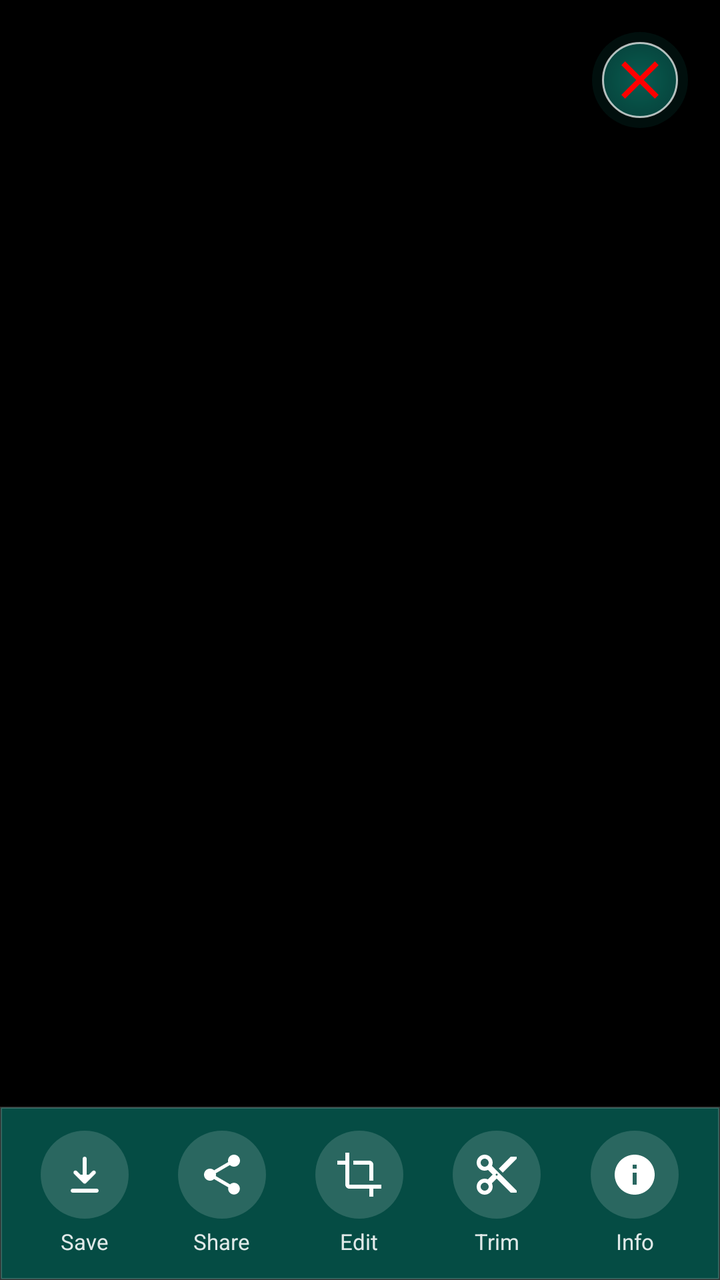
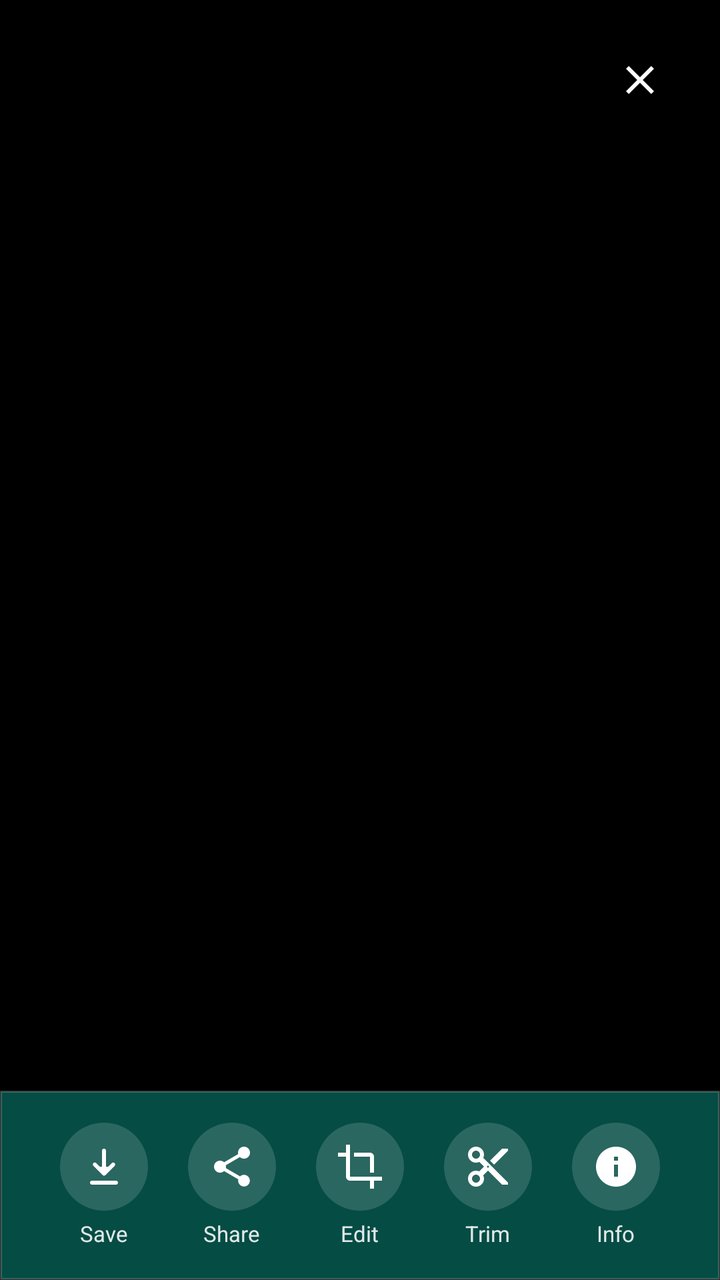

Two renders of the same Android screen: before a commit and after it. Below are the layout's source before the change and the commit's diff.
<!-- AndroidManifest.xml: application theme Theme.WhatsDownloadPlus -->
<!-- res/layout/image_video_preview_activity.xml -->
<?xml version="1.0" encoding="utf-8"?>
<androidx.constraintlayout.widget.ConstraintLayout
    xmlns:android="http://schemas.android.com/apk/res/android"
    xmlns:app="http://schemas.android.com/apk/res-auto"
    android:id="@+id/previewRoot"
    android:layout_width="match_parent"
    android:layout_height="match_parent"
    android:background="#000">

    <ImageView
        android:id="@+id/imagePreview"
        android:layout_width="0dp"
        android:layout_height="0dp"
        android:scaleType="fitCenter"
        android:visibility="gone"
        app:layout_constraintTop_toTopOf="parent"
        app:layout_constraintBottom_toTopOf="@+id/actionLayout"
        app:layout_constraintStart_toStartOf="parent"
        app:layout_constraintEnd_toEndOf="parent"/>

    <androidx.media3.ui.PlayerView
        android:id="@+id/playerView"
        android:layout_width="0dp"
        android:layout_height="0dp"
        android:visibility="gone"
        app:use_controller="false"
        app:surface_type="surface_view"
        app:layout_constraintTop_toTopOf="parent"
        app:layout_constraintBottom_toTopOf="@+id/actionLayout"
        app:layout_constraintStart_toStartOf="parent"
        app:layout_constraintEnd_toEndOf="parent" />

    <ImageView
        android:id="@+id/playOverlay"
        android:layout_width="72dp"
        android:layout_height="72dp"
        android:visibility="gone"
        android:src="@drawable/ic_play_circle"
        android:background="@drawable/circle_bg_black_50"
        android:padding="16dp"
        app:layout_constraintTop_toTopOf="parent"
        app:layout_constraintBottom_toTopOf="@+id/actionLayout"
        app:layout_constraintStart_toStartOf="parent"
        app:layout_constraintEnd_toEndOf="parent"
        app:tint="#FFFFFF"/>

    <ImageView
        android:id="@+id/btnClosePreview"
        android:layout_width="48dp"
        android:layout_height="48dp"
        android:padding="8dp"
        android:src="@drawable/ic_close"
        android:background="@drawable/circle_bg_black_50"
        android:contentDescription="Close"
        app:layout_constraintTop_toTopOf="parent"
        app:layout_constraintEnd_toEndOf="parent"
        android:layout_margin="16dp"/>
    <androidx.constraintlayout.widget.ConstraintLayout
        android:id="@+id/actionLayout"
        android:layout_width="match_parent"
        android:layout_height="wrap_content"
        android:background="@drawable/card_bg_preview_square"
        android:paddingVertical="12dp"
        android:paddingHorizontal="8dp"
        app:layout_constraintBottom_toBottomOf="parent"
        app:layout_constraintStart_toStartOf="parent"
        app:layout_constraintEnd_toEndOf="parent">

        <LinearLayout
            android:layout_width="match_parent"
            android:layout_height="wrap_content"
            android:orientation="horizontal"
            android:weightSum="5"
            app:layout_constraintBottom_toBottomOf="parent"
            app:layout_constraintTop_toTopOf="parent">

            <LinearLayout
                android:id="@+id/cardSave"
                android:layout_width="0dp"
                android:layout_height="wrap_content"
                android:layout_weight="1"
                android:orientation="vertical"
                android:gravity="center"
                android:background="?attr/selectableItemBackgroundBorderless"
                android:clickable="true"
                android:focusable="true">
                <ImageView
                    android:id="@+id/btnSave"
                    android:layout_width="44dp"
                    android:layout_height="44dp"
                    android:padding="10dp"
                    android:background="@drawable/bg_action_circle"
                    android:src="@drawable/ic_download"
                    app:tint="#FFFFFF" />
                <TextView
                    android:id="@+id/tvSave"
                    android:layout_width="wrap_content"
                    android:layout_height="wrap_content"
                    android:layout_marginTop="4dp"
                    android:text="Save"
                    android:textColor="#E0FFFFFF"
                    android:textSize="11sp"/>
            </LinearLayout>

            <LinearLayout
                android:id="@+id/cardShare"
                android:layout_width="0dp"
                android:layout_height="wrap_content"
                android:layout_weight="1"
                android:orientation="vertical"
                android:gravity="center"
                android:background="?attr/selectableItemBackgroundBorderless">
                <ImageView
                    android:id="@+id/btnShare"
                    android:layout_width="44dp"
                    android:layout_height="44dp"
                    android:padding="10dp"
                    android:background="@drawable/bg_action_circle"
                    android:src="@drawable/ic_share_white"
                    app:tint="#FFFFFF" />
                <TextView
                    android:layout_width="wrap_content"
                    android:layout_height="wrap_content"
                    android:layout_marginTop="4dp"
                    android:text="Share"
                    android:textColor="#E0FFFFFF"
                    android:textSize="11sp"/>
            </LinearLayout>

            <LinearLayout
                android:id="@+id/cardCrop"
                android:layout_width="0dp"
                android:layout_height="wrap_content"
                android:layout_weight="1"
                android:orientation="vertical"
                android:gravity="center"
                android:background="?attr/selectableItemBackgroundBorderless">
                <ImageView
                    android:id="@+id/btnCrop"
                    android:layout_width="44dp"
                    android:layout_height="44dp"
                    android:padding="10dp"
                    android:background="@drawable/bg_action_circle"
                    android:src="@drawable/ic_crop_white"
                    app:tint="#FFFFFF" />
                <TextView
                    android:layout_width="wrap_content"
                    android:layout_height="wrap_content"
                    android:layout_marginTop="4dp"
                    android:text="Edit"
                    android:textColor="#E0FFFFFF"
                    android:textSize="11sp"/>
            </LinearLayout>

            <LinearLayout
                android:id="@+id/cardTrim"
                android:layout_width="0dp"
                android:layout_height="wrap_content"
                android:layout_weight="1"
                android:orientation="vertical"
                android:gravity="center"
                android:background="?attr/selectableItemBackgroundBorderless">
                <ImageView
                    android:id="@+id/btnTrim"
                    android:layout_width="44dp"
                    android:layout_height="44dp"
                    android:padding="10dp"
                    android:background="@drawable/bg_action_circle"
                    android:src="@drawable/ic_content_cut"
                    app:tint="#FFFFFF" />
                <TextView
                    android:layout_width="wrap_content"
                    android:layout_height="wrap_content"
                    android:layout_marginTop="4dp"
                    android:text="Trim"
                    android:textColor="#E0FFFFFF"
                    android:textSize="11sp"/>
            </LinearLayout>

            <LinearLayout
                android:id="@+id/cardInfo"
                android:layout_width="0dp"
                android:layout_height="wrap_content"
                android:layout_weight="1"
                android:orientation="vertical"
                android:gravity="center"
                android:background="?attr/selectableItemBackgroundBorderless">
                <ImageView
                    android:id="@+id/btnInfo"
                    android:layout_width="44dp"
                    android:layout_height="44dp"
                    android:padding="10dp"
                    android:background="@drawable/bg_action_circle"
                    android:src="@drawable/ic_info_white"
                    app:tint="#FFFFFF" />
                <TextView
                    android:layout_width="wrap_content"
                    android:layout_height="wrap_content"
                    android:layout_marginTop="4dp"
                    android:text="Info"
                    android:textColor="#E0FFFFFF"
                    android:textSize="11sp"/>
            </LinearLayout>

        </LinearLayout>
    </androidx.constraintlayout.widget.ConstraintLayout>
</androidx.constraintlayout.widget.ConstraintLayout>
<!-- resources referenced by this layout -->
<resources>
  <!-- drawable bg_action_circle (drawable) -->
  <?xml version="1.0" encoding="utf-8"?>
  <shape xmlns:android="http://schemas.android.com/apk/res/android"
      android:shape="oval">
      <solid android:color="#26FFFFFF" />
      <size android:width="48dp" android:height="48dp" />
  </shape>
  <!-- drawable card_bg_preview_square (drawable) -->
  <shape xmlns:android="http://schemas.android.com/apk/res/android"
      android:shape="rectangle">
  
      
      <solid android:color="#054C44"/> 
  
      
      <corners android:radius="0dp"/>
  
      
      <stroke
          android:width="1dp"
          android:color="#33FFFFFF"/>
  
      
      <padding
          android:left="8dp"
          android:top="8dp"
          android:right="8dp"
          android:bottom="8dp"/>
  </shape>
  <!-- drawable ic_close (drawable) -->
  <?xml version="1.0" encoding="utf-8"?>
  <vector xmlns:android="http://schemas.android.com/apk/res/android"
      android:width="24dp"
      android:height="24dp"
      android:viewportWidth="24"
      android:viewportHeight="24">
  
      <path
          android:fillColor="#FF0000"
          android:pathData="M19,6.41L17.59,5 12,10.59 6.41,5 5,6.41 10.59,12 5,17.59 6.41,19 12,13.41 17.59,19 19,17.59 13.41,12z"/>
  </vector>
  <!-- drawable ic_crop_white (drawable) -->
  <vector xmlns:android="http://schemas.android.com/apk/res/android"
      android:width="24dp"
      android:height="24dp"
      android:viewportWidth="24"
      android:viewportHeight="24">
  
      <path
          android:fillColor="#FFFFFF"
          android:pathData="M17,15h2V7c0,-1.1 -0.9,-2 -2,-2H9v2h8v8zM7,17V1H5v4H1v2h4v10c0,1.1 0.9,2 2,2h10v4h2v-4h4v-2H7z"/>
  
  </vector>
  <!-- drawable ic_info_white (drawable) -->
  <vector xmlns:android="http://schemas.android.com/apk/res/android"
      android:width="24dp" android:height="24dp"
      android:viewportWidth="24" android:viewportHeight="24">
      <path
          android:fillColor="#FFFFFF"
          android:pathData="M12,2C6.48,2,2,6.48,2,12s4.48,10,10,10 10-4.48,10-10S17.52,2,12,2z M13,17h-2v-6h2v6zm0-8h-2V7h2v2z"/>
  </vector>
  <!-- drawable ic_play_circle (drawable) -->
  <vector xmlns:android="http://schemas.android.com/apk/res/android"
      android:width="48dp"
      android:height="48dp"
      android:viewportWidth="24"
      android:viewportHeight="24">
      <path
          android:fillColor="#FFFFFF"
          android:pathData="M12,2A10,10 0 1,0 22,12A10,10 0 0,0 12,2M10,16.5V7.5L16,12L10,16.5Z" />
  </vector>
  <!-- drawable ic_share_white (drawable) -->
  <vector xmlns:android="http://schemas.android.com/apk/res/android"
      android:width="24dp"
      android:height="24dp"
      android:viewportWidth="24"
      android:viewportHeight="24">
  
      <path
          android:fillColor="#FFFFFF"
          android:pathData="M18,16.08c-0.76,0 -1.44,0.3 -1.96,0.77L8.91,12.7c0.05,-0.23 0.09,-0.46 0.09,-0.7s-0.03,-0.47 -0.09,-0.7l7.02,-4.11c0.54,0.5 1.25,0.81 2.07,0.81 1.66,0 3,-1.33 3,-3s-1.34,-3 -3,-3 -3,1.33 -3,3c0,0.24 0.03,0.47 0.09,0.7L8.04,9.81C7.5,9.31 6.79,9 6,9c-1.66,0 -3,1.33 -3,3s1.34,3 3,3c0.79,0 1.5,-0.31 2.04,-0.81l7.12,4.16c-0.05,0.21 -0.08,0.44 -0.08,0.65 0,1.61 1.31,2.92 2.92,2.92s2.92,-1.31 2.92,-2.92 -1.31,-2.92 -2.92,-2.92z"/>
  
  </vector>
  <color name="whatsapp_green">#075E54</color>
  <color name="whatsapp_dark_green">#054C44</color>
  <!-- unchanged entries left out for length: 4 -->
</resources>

<!-- the commit's change to res/layout/image_video_preview_activity.xml (unified diff, before → after) -->
@@ -44,164 +44,162 @@
         app:layout_constraintEnd_toEndOf="parent"
         app:tint="#FFFFFF"/>
 
-    <ImageView
+    <com.google.android.material.button.MaterialButton
         android:id="@+id/btnClosePreview"
+        style="@style/Widget.Material3.Button.IconButton"
         android:layout_width="48dp"
         android:layout_height="48dp"
+        android:layout_margin="16dp"
         android:padding="8dp"
-        android:src="@drawable/ic_close"
-        android:background="@drawable/circle_bg_black_50"
-        android:contentDescription="Close"
-        app:layout_constraintTop_toTopOf="parent"
+        app:backgroundTint="#80000000"
+        app:icon="@drawable/ic_close"
+        app:iconSize="24dp"
+        app:iconTint="@color/white"
+        app:shapeAppearanceOverlay="@style/ShapeAppearance.Material3.Corner.Full"
         app:layout_constraintEnd_toEndOf="parent"
-        android:layout_margin="16dp"/>
+        app:layout_constraintTop_toTopOf="parent"
+        android:contentDescription="Close" />
     <androidx.constraintlayout.widget.ConstraintLayout
         android:id="@+id/actionLayout"
         android:layout_width="match_parent"
         android:layout_height="wrap_content"
         android:background="@drawable/card_bg_preview_square"
-        android:paddingVertical="12dp"
+        android:paddingVertical="16dp"
         android:paddingHorizontal="8dp"
-        app:layout_constraintBottom_toBottomOf="parent"
-        app:layout_constraintStart_toStartOf="parent"
-        app:layout_constraintEnd_toEndOf="parent">
-
-        <LinearLayout
-            android:layout_width="match_parent"
-            android:layout_height="wrap_content"
-            android:orientation="horizontal"
-            android:weightSum="5"
-            app:layout_constraintBottom_toBottomOf="parent"
-            app:layout_constraintTop_toTopOf="parent">
-
-            <LinearLayout
-                android:id="@+id/cardSave"
-                android:layout_width="0dp"
-                android:layout_height="wrap_content"
-                android:layout_weight="1"
-                android:orientation="vertical"
-                android:gravity="center"
-                android:background="?attr/selectableItemBackgroundBorderless"
-                android:clickable="true"
-                android:focusable="true">
-                <ImageView
-                    android:id="@+id/btnSave"
-                    android:layout_width="44dp"
-                    android:layout_height="44dp"
-                    android:padding="10dp"
-                    android:background="@drawable/bg_action_circle"
-                    android:src="@drawable/ic_download"
-                    app:tint="#FFFFFF" />
-                <TextView
-                    android:id="@+id/tvSave"
-                    android:layout_width="wrap_content"
-                    android:layout_height="wrap_content"
-                    android:layout_marginTop="4dp"
-                    android:text="Save"
-                    android:textColor="#E0FFFFFF"
-                    android:textSize="11sp"/>
-            </LinearLayout>
-
-            <LinearLayout
-                android:id="@+id/cardShare"
-                android:layout_width="0dp"
-                android:layout_height="wrap_content"
-                android:layout_weight="1"
-                android:orientation="vertical"
-                android:gravity="center"
-                android:background="?attr/selectableItemBackgroundBorderless">
-                <ImageView
-                    android:id="@+id/btnShare"
-                    android:layout_width="44dp"
-                    android:layout_height="44dp"
-                    android:padding="10dp"
-                    android:background="@drawable/bg_action_circle"
-                    android:src="@drawable/ic_share_white"
-                    app:tint="#FFFFFF" />
-                <TextView
-                    android:layout_width="wrap_content"
-                    android:layout_height="wrap_content"
-                    android:layout_marginTop="4dp"
-                    android:text="Share"
-                    android:textColor="#E0FFFFFF"
-                    android:textSize="11sp"/>
-            </LinearLayout>
-
-            <LinearLayout
-                android:id="@+id/cardCrop"
-                android:layout_width="0dp"
-                android:layout_height="wrap_content"
-                android:layout_weight="1"
-                android:orientation="vertical"
-                android:gravity="center"
-                android:background="?attr/selectableItemBackgroundBorderless">
-                <ImageView
-                    android:id="@+id/btnCrop"
-                    android:layout_width="44dp"
-                    android:layout_height="44dp"
-                    android:padding="10dp"
-                    android:background="@drawable/bg_action_circle"
-                    android:src="@drawable/ic_crop_white"
-                    app:tint="#FFFFFF" />
-                <TextView
-                    android:layout_width="wrap_content"
-                    android:layout_height="wrap_content"
-                    android:layout_marginTop="4dp"
-                    android:text="Edit"
-                    android:textColor="#E0FFFFFF"
-                    android:textSize="11sp"/>
-            </LinearLayout>
-
-            <LinearLayout
-                android:id="@+id/cardTrim"
-                android:layout_width="0dp"
-                android:layout_height="wrap_content"
-                android:layout_weight="1"
-                android:orientation="vertical"
-                android:gravity="center"
-                android:background="?attr/selectableItemBackgroundBorderless">
-                <ImageView
-                    android:id="@+id/btnTrim"
-                    android:layout_width="44dp"
-                    android:layout_height="44dp"
-                    android:padding="10dp"
-                    android:background="@drawable/bg_action_circle"
-                    android:src="@drawable/ic_content_cut"
-                    app:tint="#FFFFFF" />
-                <TextView
-                    android:layout_width="wrap_content"
-                    android:layout_height="wrap_content"
-                    android:layout_marginTop="4dp"
-                    android:text="Trim"
-                    android:textColor="#E0FFFFFF"
-                    android:textSize="11sp"/>
-            </LinearLayout>
-
-            <LinearLayout
-                android:id="@+id/cardInfo"
-                android:layout_width="0dp"
-                android:layout_height="wrap_content"
-                android:layout_weight="1"
-                android:orientation="vertical"
-                android:gravity="center"
-                android:background="?attr/selectableItemBackgroundBorderless">
-                <ImageView
-                    android:id="@+id/btnInfo"
-                    android:layout_width="44dp"
-                    android:layout_height="44dp"
-                    android:padding="10dp"
-                    android:background="@drawable/bg_action_circle"
-                    android:src="@drawable/ic_info_white"
-                    app:tint="#FFFFFF" />
-                <TextView
-                    android:layout_width="wrap_content"
-                    android:layout_height="wrap_content"
-                    android:layout_marginTop="4dp"
-                    android:text="Info"
-                    android:textColor="#E0FFFFFF"
-                    android:textSize="11sp"/>
-            </LinearLayout>
-
-        </LinearLayout>
+        app:layout_constraintBottom_toBottomOf="parent">
+
+        <androidx.constraintlayout.helper.widget.Flow
+            android:layout_width="0dp"
+            android:layout_height="wrap_content"
+            app:constraint_referenced_ids="cardSave,cardShare,cardCrop,cardTrim,cardInfo"
+            app:flow_horizontalStyle="packed"
+            app:flow_horizontalGap="20dp"
+            app:flow_wrapMode="none"
+            app:layout_constraintEnd_toEndOf="parent"
+            app:layout_constraintStart_toStartOf="parent"
+            app:layout_constraintTop_toTopOf="parent"
+            app:layout_constraintBottom_toBottomOf="parent" />
+
+        <LinearLayout
+            android:id="@+id/cardSave"
+            android:layout_width="wrap_content"
+            android:layout_height="wrap_content"
+            android:orientation="vertical"
+            android:gravity="center"
+            android:background="?attr/selectableItemBackgroundBorderless">
+            <ImageView
+                android:id="@+id/btnSave"
+                android:layout_width="44dp"
+                android:layout_height="44dp"
+                android:padding="10dp"
+                android:background="@drawable/bg_action_circle"
+                android:src="@drawable/ic_download"
+                app:tint="#FFFFFF" />
+            <TextView
+                android:id="@+id/tvSave"
+                android:layout_width="wrap_content"
+                android:layout_height="wrap_content"
+                android:layout_marginTop="4dp"
+                android:text="Save"
+                android:textColor="#E0FFFFFF"
+                android:textSize="11sp"/>
+        </LinearLayout>
+
+        <LinearLayout
+            android:id="@+id/cardShare"
+            android:layout_width="wrap_content"
+            android:layout_height="wrap_content"
+            android:orientation="vertical"
+            android:gravity="center"
+            android:background="?attr/selectableItemBackgroundBorderless">
+            <ImageView
+                android:id="@+id/btnShare"
+                android:layout_width="44dp"
+                android:layout_height="44dp"
+                android:padding="10dp"
+                android:background="@drawable/bg_action_circle"
+                android:src="@drawable/ic_share_white"
+                app:tint="#FFFFFF" />
+            <TextView
+                android:layout_width="wrap_content"
+                android:layout_height="wrap_content"
+                android:layout_marginTop="4dp"
+                android:text="Share"
+                android:textColor="#E0FFFFFF"
+                android:textSize="11sp"/>
+        </LinearLayout>
+
+        <LinearLayout
+            android:id="@+id/cardCrop"
+            android:layout_width="wrap_content"
+            android:layout_height="wrap_content"
+            android:orientation="vertical"
+            android:gravity="center"
+            android:background="?attr/selectableItemBackgroundBorderless">
+            <ImageView
+                android:id="@+id/btnCrop"
+                android:layout_width="44dp"
+                android:layout_height="44dp"
+                android:padding="10dp"
+                android:background="@drawable/bg_action_circle"
+                android:src="@drawable/ic_crop_white"
+                app:tint="#FFFFFF" />
+            <TextView
+                android:layout_width="wrap_content"
+                android:layout_height="wrap_content"
+                android:layout_marginTop="4dp"
+                android:text="Edit"
+                android:textColor="#E0FFFFFF"
+                android:textSize="11sp"/>
+        </LinearLayout>
+
+        <LinearLayout
+            android:id="@+id/cardTrim"
+            android:layout_width="wrap_content"
+            android:layout_height="wrap_content"
+            android:orientation="vertical"
+            android:gravity="center"
+            android:background="?attr/selectableItemBackgroundBorderless">
+            <ImageView
+                android:id="@+id/btnTrim"
+                android:layout_width="44dp"
+                android:layout_height="44dp"
+                android:padding="10dp"
+                android:background="@drawable/bg_action_circle"
+                android:src="@drawable/ic_content_cut"
+                app:tint="#FFFFFF" />
+            <TextView
+                android:layout_width="wrap_content"
+                android:layout_height="wrap_content"
+                android:layout_marginTop="4dp"
+                android:text="Trim"
+                android:textColor="#E0FFFFFF"
+                android:textSize="11sp"/>
+        </LinearLayout>
+
+        <LinearLayout
+            android:id="@+id/cardInfo"
+            android:layout_width="wrap_content"
+            android:layout_height="wrap_content"
+            android:orientation="vertical"
+            android:gravity="center"
+            android:background="?attr/selectableItemBackgroundBorderless">
+            <ImageView
+                android:id="@+id/btnInfo"
+                android:layout_width="44dp"
+                android:layout_height="44dp"
+                android:padding="10dp"
+                android:background="@drawable/bg_action_circle"
+                android:src="@drawable/ic_info_white"
+                app:tint="#FFFFFF" />
+            <TextView
+                android:layout_width="wrap_content"
+                android:layout_height="wrap_content"
+                android:layout_marginTop="4dp"
+                android:text="Info"
+                android:textColor="#E0FFFFFF"
+                android:textSize="11sp"/>
+        </LinearLayout>
+
     </androidx.constraintlayout.widget.ConstraintLayout>
 </androidx.constraintlayout.widget.ConstraintLayout>
<!-- resource entries referenced after the edit -->
@@ -1,5 +1,6 @@
 <!-- resources referenced by this layout -->
 <resources>
+  <color name="white">#FFFFFFFF</color>
   <!-- drawable bg_action_circle (drawable) -->
   <?xml version="1.0" encoding="utf-8"?>
   <shape xmlns:android="http://schemas.android.com/apk/res/android"
